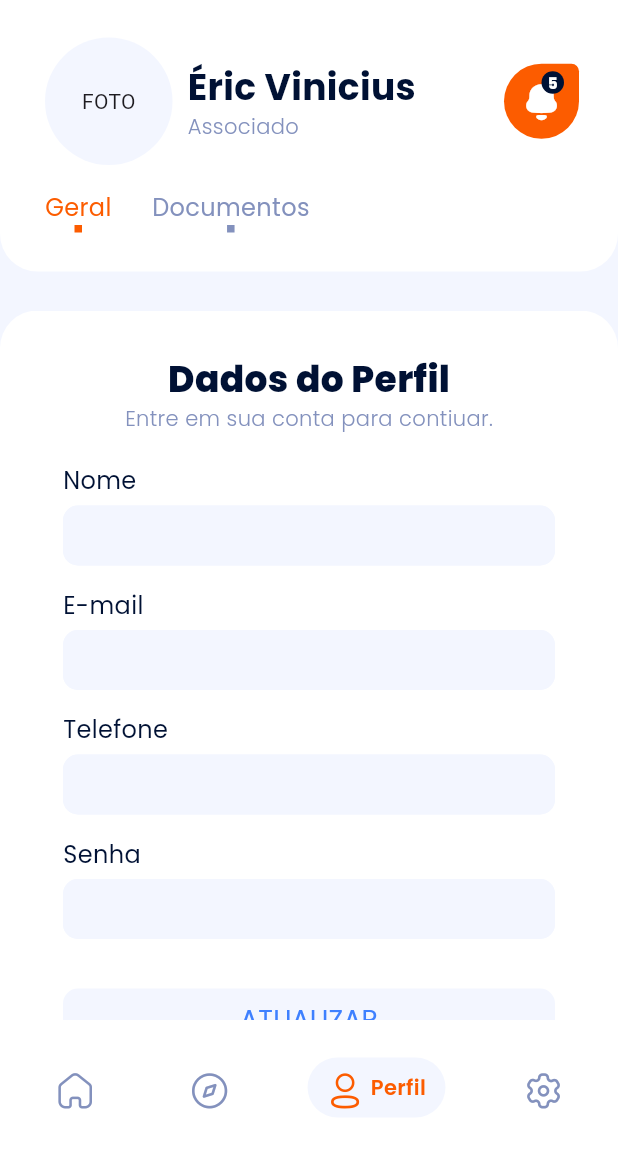
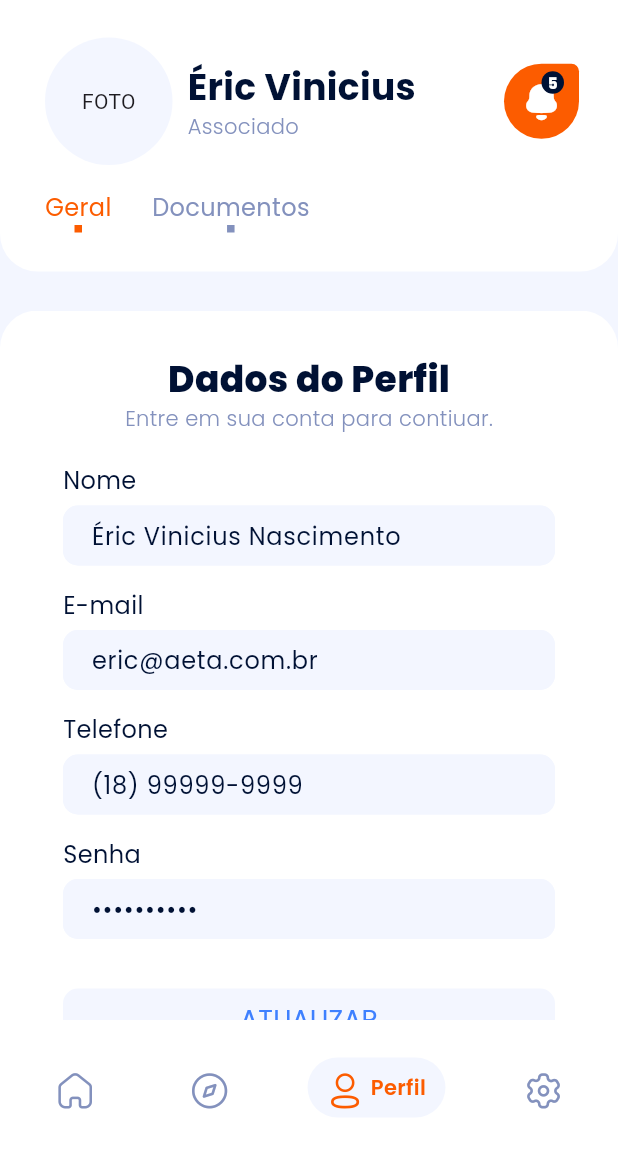
Before and after one commit to Zi0Li/MOBILE-Aeta, a Flutter app: the screen it shows after launch, item 3 of the bottom bar chosen, on a phone screen of 412 x 824 dp, the part 81-1236 px from its top. Run offline on Flutter 3.47's test engine with Material 3 defaults, Android fonts, the phone set to English and light mode, and no system bars; drawn by our look-alikes of google_nav_bar; our stand-ins replace dotted_border, flutter_switch, google_fonts.

Commit message:
Controller Input

```diff
--- a/lib/pages/profile.dart
+++ b/lib/pages/profile.dart
@@ -13,6 +13,21 @@ class ProfilePage extends StatefulWidget {
 }
 
 class _ProfilePageState extends State<ProfilePage> {
+
+  TextEditingController _nameController = TextEditingController();
+  TextEditingController _emailController = TextEditingController();
+  TextEditingController _phoneController = TextEditingController();
+  TextEditingController _passwordController = TextEditingController();
+
+  @override
+  void initState() {
+    super.initState();
+    _nameController.text = "Éric Vinicius Nascimento";
+    _emailController.text = "eric@aeta.com.br";
+    _phoneController.text = "(18) 99999-9999";
+    _passwordController.text = "0123456789";
+  }
+
   @override
   Widget build(BuildContext context) {
     return Container(
@@ -105,7 +120,7 @@ class _ProfilePageState extends State<ProfilePage> {
                 SizedBox(
                   height: 5,
                 ),
-                InputWidget(),
+                InputWidget(controller: _nameController,),
                 SizedBox(
                   height: 15,
                 ),
@@ -120,7 +135,7 @@ class _ProfilePageState extends State<ProfilePage> {
                 SizedBox(
                   height: 5,
                 ),
-                InputWidget(),
+                InputWidget(controller: _emailController,),
                 SizedBox(
                   height: 15,
                 ),
@@ -135,7 +150,7 @@ class _ProfilePageState extends State<ProfilePage> {
                 SizedBox(
                   height: 5,
                 ),
-                InputWidget(),
+                InputWidget(controller: _phoneController,),
                 SizedBox(
                   height: 15,
                 ),
@@ -151,6 +166,7 @@ class _ProfilePageState extends State<ProfilePage> {
                   height: 5,
                 ),
                 InputWidget(
+                  controller: _passwordController,
                   obscureText: true,
                 ),
               ],
--- a/lib/widgets/input.dart
+++ b/lib/widgets/input.dart
@@ -34,18 +34,29 @@ class _InputWidgetState extends State<InputWidget> {
           color: Utils.backgroundColor,
         ),
         child: TextFormField(
+          controller: widget.controller,
           obscureText: widget.obscureText!,
-          style: TextStyle(fontSize: 14),
+          style: GoogleFonts.poppins(
+            fontSize: 16,
+            color: Utils.dark_primary,
+            fontWeight: FontWeight.w400,
+          ),
           decoration: InputDecoration(
-            contentPadding: EdgeInsets.symmetric(),
-            prefixIcon: Icon(
-              widget.prefixIcon,
-              color: _color,
+            contentPadding: EdgeInsets.symmetric(
+              horizontal: (widget.prefixIcon == null) ? 15 : 0,
             ),
-            suffixIcon: Icon(
-              widget.suffixIcon,
-              color: _color,
-            ),
+            prefixIcon: (widget.prefixIcon == null)
+                ? null
+                : Icon(
+                    widget.prefixIcon,
+                    color: _color,
+                  ),
+            suffixIcon: (widget.suffixIcon == null)
+                ? null
+                : Icon(
+                    widget.suffixIcon,
+                    color: _color,
+                  ),
             hintText: widget.hintText,
             hintStyle: GoogleFonts.poppins(
               fontWeight: FontWeight.w500,
```
